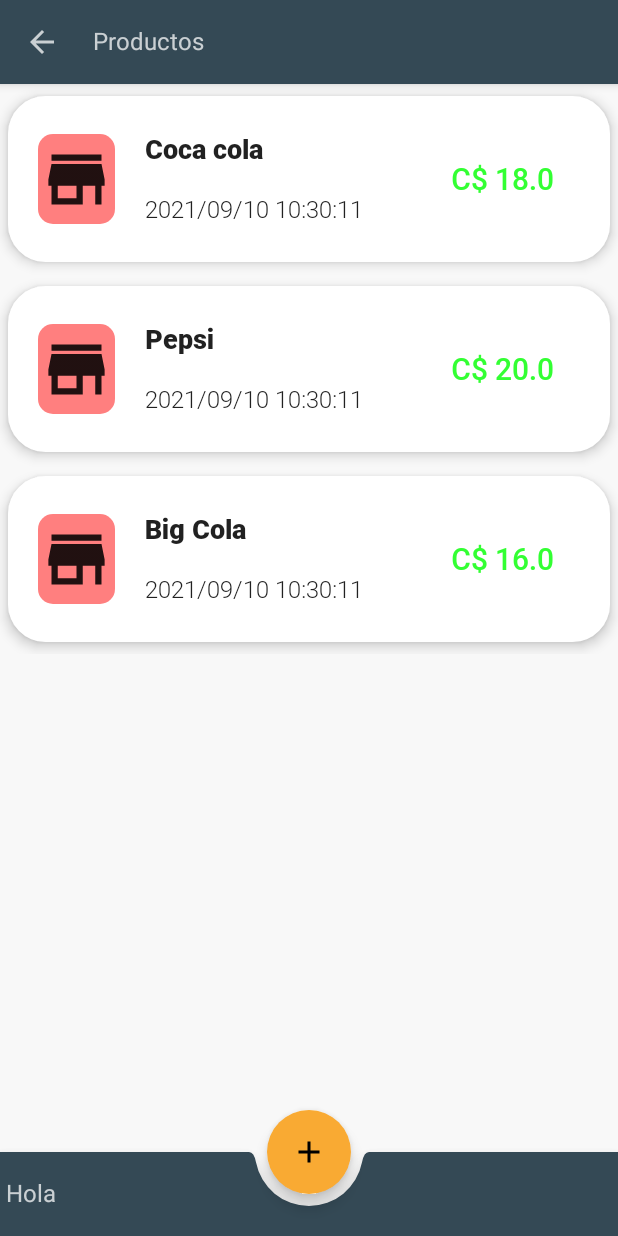
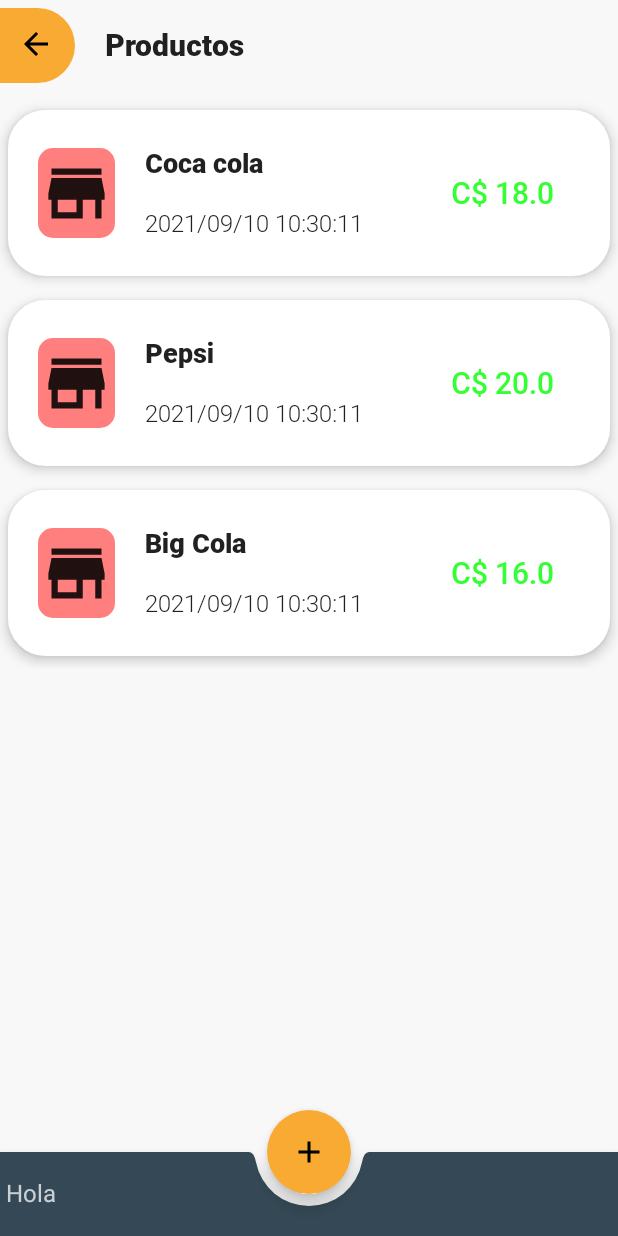
Before and after one commit to rag2310/MyPocketShop, an Android app built with Jetpack Compose: the screen it shows after launch (MainActivity), after a tap on "Productos", on a phone screen of 412 x 824 dp. Run offline under Robolectric (Android 15) with nearby library versions, the phone set to English and light mode, and no system bars; our stand-ins replace Dagger/Hilt's generated code, Room's generated code, livedata-compose.

Commit message:
Se cambio el topbar por uno mas personalizado y se esta haciendo una funciona para colores random para los iconos de los proeuctos los cuales se pondran dependiendo de la categoria

```diff
--- a/app/src/main/java/com/rago/mypocketshop/ui/screen/products/ProductsScreen.kt
+++ b/app/src/main/java/com/rago/mypocketshop/ui/screen/products/ProductsScreen.kt
@@ -12,6 +12,7 @@ import androidx.compose.material.icons.filled.Add
 import androidx.compose.material.icons.filled.ArrowBack
 import androidx.compose.material.icons.filled.Store
 import androidx.compose.runtime.Composable
+import androidx.compose.runtime.Stable
 import androidx.compose.runtime.getValue
 import androidx.compose.runtime.livedata.observeAsState
 import androidx.compose.ui.Alignment
@@ -54,32 +55,7 @@ val list = listOf(
 @Composable
 fun ProductsScreen(navController: NavController, viewModel: ProductsViewModel) {
     val listProducts by viewModel.getAllProducts.observeAsState()
-    /*ScaffoldTopBar(title = "Productos", navController = navController) {
-        ProductsContent(listProducts = listProducts)
-    }*/
     Scaffold(
-        topBar = {
-            TopAppBar {
-                Row(
-                    modifier = Modifier
-                        .fillMaxSize(),
-                    verticalAlignment = Alignment.CenterVertically
-                ) {
-                    IconButton(
-                        onClick = { navController.popBackStack() }
-                    ) {
-                        Icon(
-                            imageVector = Icons.Filled.ArrowBack,
-                            contentDescription = null
-                        )
-                    }
-                    Text(
-                        "Productos",
-                        modifier = Modifier.padding(start = 10.dp)
-                    )
-                }
-            }
-        },
         floatingActionButton = {
             FloatingActionButton(onClick = { println("Add") }) {
                 Icon(Icons.Filled.Add, contentDescription = null)
@@ -92,18 +68,43 @@ fun ProductsScreen(navController: NavController, viewModel: ProductsViewModel) {
                 Text(text = "Hola")
             }
         }) {
-        ProductsContent(listProducts = listProducts)
+        ProductsContent(listProducts = listProducts, onBack = { navController.popBackStack() })
     }
 }
 
 @Preview(showBackground = true)
 @Composable
-private fun ProductsContent(listProducts: List<Products>? = list) {
+private fun ProductsContent(listProducts: List<Products>? = list, onBack: () -> Unit = {}) {
     Column(
         modifier = Modifier.fillMaxSize()
     ) {
+        Row(
+            Modifier
+                .padding(bottom = 10.dp, top = 5.dp)
+                .background(Color.Transparent),
+            verticalAlignment = Alignment.CenterVertically
+        ) {
+            Box(
+                modifier = Modifier
+                    .size(50.dp)
+                    .clip(RoundedCornerShape(topEnd = 30.dp, bottomEnd = 30.dp))
+                    .background(MaterialTheme.colors.secondary)
+            ) {
+                IconButton(onClick = onBack) {
+                    Icon(
+                        Icons.Filled.ArrowBack,
+                        contentDescription = null,
+                        tint = MaterialTheme.colors.onSecondary
+                    )
+                }
+            }
+            Text(
+                "Productos", fontFamily = FontFamily(Font(R.font.roboto_black)), fontSize = 20.sp,
+                modifier = Modifier.padding(start = 20.dp)
+            )
+        }
         if (listProducts != null) {
-            LazyColumn {
+            LazyColumn(Modifier.padding(bottom = 60.dp)) {
                 items(listProducts) { product ->
                     ProductsRow(product = product)
                 }
@@ -187,3 +188,18 @@ private fun ProductsRow(product: Products = list[0]) {
         }
     }
 }
+
+private fun randomColors() :Color{
+    val rnds = (0..10).random()
+
+
+    Color.DarkGray
+    Color.Gray
+    Color.LightGray
+    Color.Red
+    Color.Green
+    Color.Blue
+    Color.Yellow
+    Color.Cyan
+    Color.Magenta
+}
```
